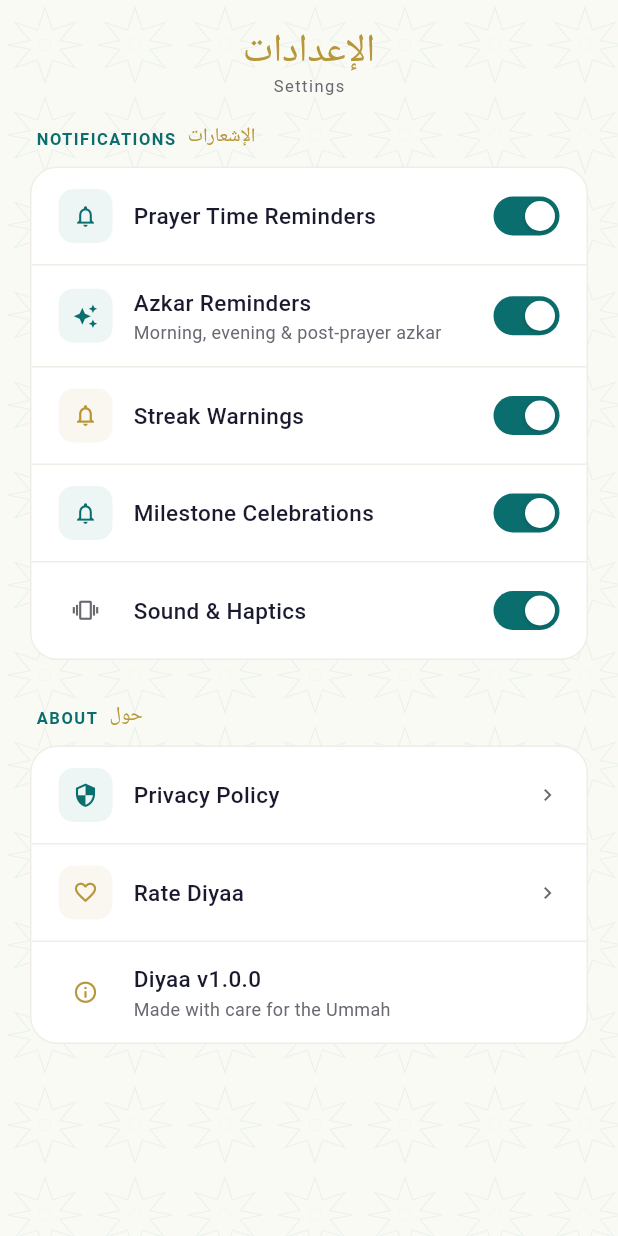
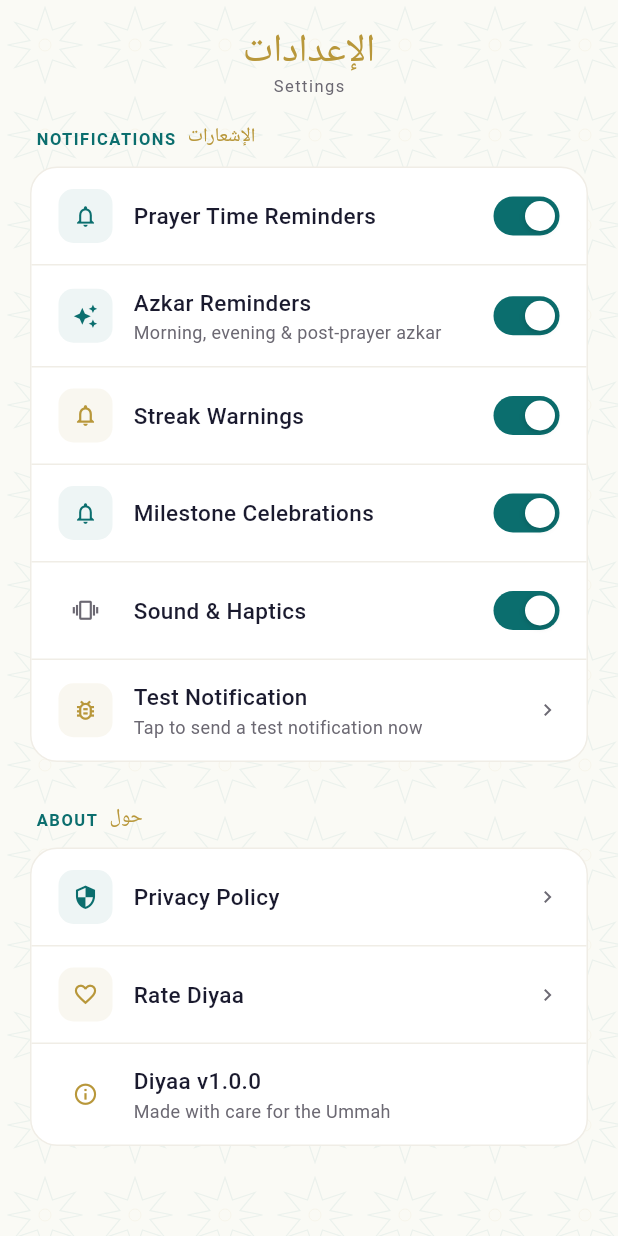
Before and after one commit to elsayedghoonaim/Diyaa, a Flutter app: the SettingsScreen screen opened directly, scrolled down 518 dp, on a phone screen of 412 x 824 dp. Run offline on Flutter 3.47's test engine with Material 3 defaults, Android fonts, the phone set to English and light mode, and no system bars; our stand-ins replace flutter_local_notifications, flutter_timezone, geolocator, google_fonts, hijri, share_plus and 2 more; missing offline and left inert: adhan_dart; accounts and stored records are empty; Roboto replaces fonts that are missing (Amiri).

Commit message:
feat: implement settings screen and notification service initialization

```diff
--- a/lib/main.dart
+++ b/lib/main.dart
@@ -20,6 +20,9 @@ void main() async {
   try {
     await NotificationService.initialize();
     await NotificationService.requestPermissions();
+    // DEBUG: Send an immediate test notification to verify the pipeline works.
+    // Remove this line once notifications are confirmed working.
+    await NotificationService.sendTestNotification();
   } catch (e) {
     // Non-fatal: the app still launches without notifications.
     // The error is now logged properly instead of being silently swallowed.
--- a/lib/screens/settings_screen.dart
+++ b/lib/screens/settings_screen.dart
@@ -9,6 +9,7 @@ import '../widgets/settings/section_widget.dart';
 import '../widgets/settings/setting_row.dart';
 import '../widgets/settings/city_sheet.dart';
 import '../widgets/settings/privacy_sheet.dart';
+import '../services/notification_service.dart';
 
 class SettingsScreen extends StatefulWidget {
   const SettingsScreen({super.key});
@@ -300,6 +301,31 @@ class _SettingsScreenState extends State<SettingsScreen> {
                                 label: 'Sound & Haptics',
                                 arLabel: 'الصوت والاهتزاز',
                                 rightWidget: _Toggle(on: provider.soundEnabled, onToggle: () => provider.setSoundEnabled(!provider.soundEnabled), teal: teal),
+                              ),
+                              SettingRow(
+                                icon: Icons.bug_report_outlined,
+                                iconColor: gold,
+                                iconBgMode: 'gold',
+                                label: 'Test Notification',
+                                arLabel: 'اختبار الإشعارات',
+                                sublabel: t('Tap to send a test notification now', 'اضغط لإرسال إشعار تجريبي الآن'),
+                                rightWidget: Icon(arabic ? Icons.chevron_left : Icons.chevron_right, size: 16, color: textSecondary),
+                                onTap: () async {
+                                  try {
+                                    await NotificationService.sendTestNotification();
+                                    if (context.mounted) {
+                                      ScaffoldMessenger.of(context).showSnackBar(
+                                        SnackBar(content: Text(t('Test notification sent! ✅', 'تم إرسال إشعار تجريبي! ✅'))),
+                                      );
+                                    }
+                                  } catch (e) {
+                                    if (context.mounted) {
+                                      ScaffoldMessenger.of(context).showSnackBar(
+                                        SnackBar(content: Text(t('Notification failed: $e', 'فشل الإشعار: $e'))),
+                                      );
+                                    }
+                                  }
+                                },
                                 isLast: true,
                               ),
                             ],
```
Also changed, not shown: lib/services/notification_service.dart (+36 -3 lines).
